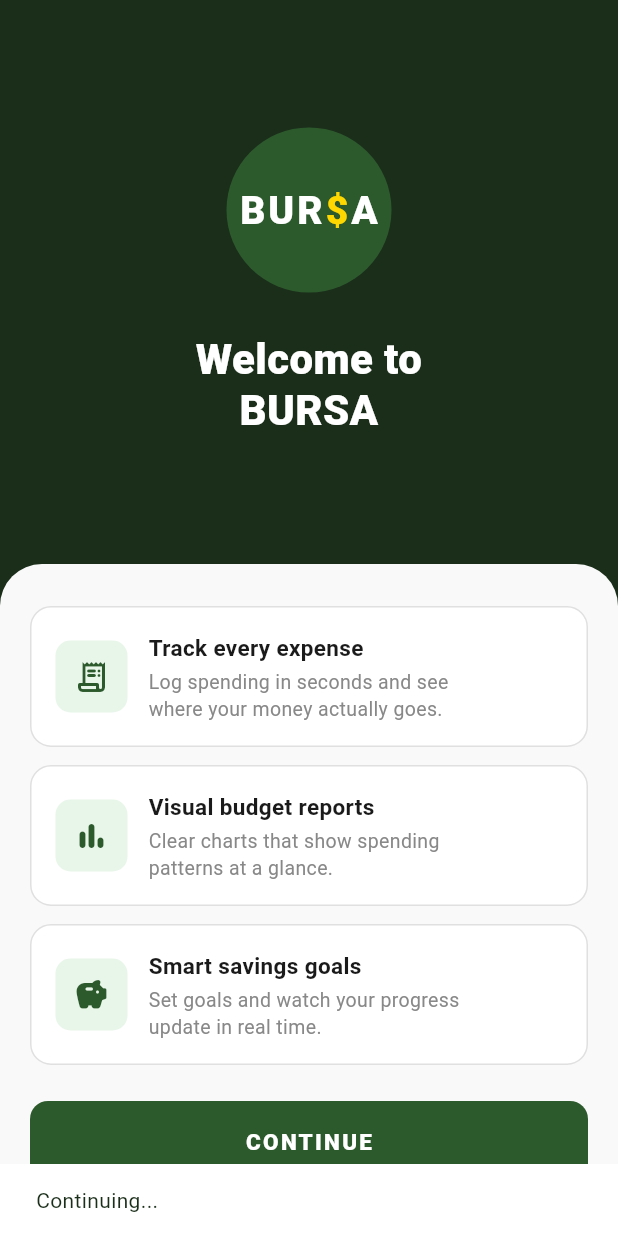
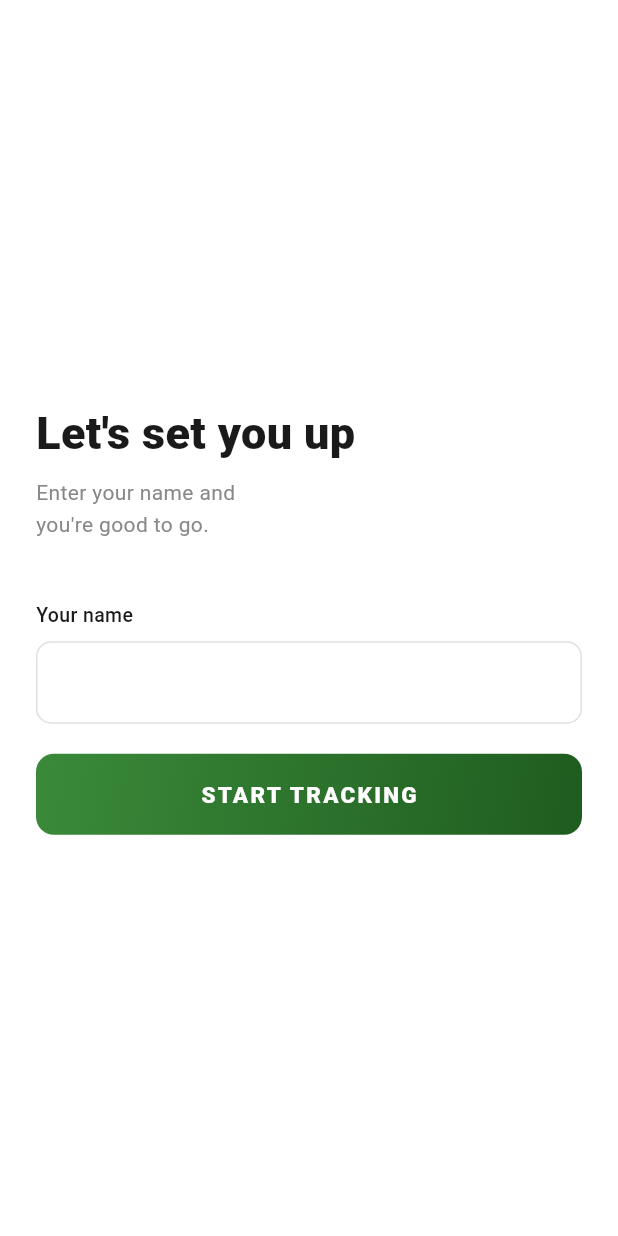
Before and after one commit to Kuyalester05/budget_tracker, a Flutter app: the screen it shows after launch, after a tap on "CONTINUE", on a phone screen of 412 x 824 dp. Run offline on Flutter 3.47's test engine with Material 3 defaults, Android fonts, the phone set to English and light mode, and no system bars; Roboto replaces fonts that are missing (Poppins).

Commit message:
Modified and Addition :
- welcome_screen.dart
- app_colors.dart
- app_text_styles.dart
- bursa_logo.dart
- continue_button.dart
- feature_card.dart

- setup_screen.dart

```diff
--- /dev/null
+++ b/lib/screens/setup_screen.dart
@@ -0,0 +1,130 @@
+import 'package:flutter/material.dart';
+import '../theme/app_colors.dart';
+import '../widgets/continue_button.dart';
+
+class SetupScreen extends StatefulWidget {
+  const SetupScreen({super.key});
+
+  @override
+  State<SetupScreen> createState() => _SetupScreenState();
+}
+
+class _SetupScreenState extends State<SetupScreen> {
+  final TextEditingController _nameController = TextEditingController();
+
+  @override
+  void dispose() {
+    _nameController.dispose();
+    super.dispose();
+  }
+
+  void _onStartTracking() {
+    final name = _nameController.text.trim();
+    if (name.isEmpty) {
+      ScaffoldMessenger.of(context).showSnackBar(
+        const SnackBar(content: Text('Please enter your name.')),
+      );
+      return;
+    }
+    // TODO: Navigate to main/home screen
+    ScaffoldMessenger.of(context).showSnackBar(
+      SnackBar(content: Text('Welcome, $name!')),
+    );
+  }
+
+  @override
+  Widget build(BuildContext context) {
+    return Scaffold(
+      backgroundColor: AppColors.white,
+      body: SafeArea(
+        child: Padding(
+          padding: const EdgeInsets.symmetric(horizontal: 24),
+          child: Column(
+            crossAxisAlignment: CrossAxisAlignment.start,
+            children: [
+              const Spacer(),
+              _buildHeader(),
+              const SizedBox(height: 40),
+              _buildNameField(),
+              const SizedBox(height: 20),
+              ContinueButton(
+                label: 'START TRACKING',
+                onPressed: _onStartTracking,
+              ),
+              const Spacer(),
+            ],
+          ),
+        ),
+      ),
+    );
+  }
+
+  Widget _buildHeader() {
+    return const Column(
+      crossAxisAlignment: CrossAxisAlignment.start,
+      children: [
+        Text(
+          "Let's set you up",
+          style: TextStyle(
+            fontSize: 30,
+            fontWeight: FontWeight.w800,
+            color: AppColors.textDark,
+          ),
+        ),
+        SizedBox(height: 8),
+        Text(
+          "Enter your name and\nyou're good to go.",
+          style: TextStyle(
+            fontSize: 14,
+            fontWeight: FontWeight.w400,
+            color: AppColors.textGrey,
+            height: 1.5,
+          ),
+        ),
+      ],
+    );
+  }
+
+  Widget _buildNameField() {
+    return Column(
+      crossAxisAlignment: CrossAxisAlignment.start,
+      children: [
+        const Text(
+          'Your name',
+          style: TextStyle(
+            fontSize: 13,
+            fontWeight: FontWeight.w500,
+            color: AppColors.textDark,
+          ),
+        ),
+        const SizedBox(height: 8),
+        TextField(
+          controller: _nameController,
+          style: const TextStyle(
+            fontSize: 15,
+            color: AppColors.textDark,
+          ),
+          decoration: InputDecoration(
+            contentPadding: const EdgeInsets.symmetric(
+              horizontal: 16,
+              vertical: 16,
+            ),
+            enabledBorder: OutlineInputBorder(
+              borderRadius: BorderRadius.circular(10),
+              borderSide: const BorderSide(color: AppColors.cardBorder),
+            ),
+            focusedBorder: OutlineInputBorder(
+              borderRadius: BorderRadius.circular(10),
+              borderSide: const BorderSide(
+                color: AppColors.primaryGreen,
+                width: 1.5,
+              ),
+            ),
+            filled: true,
+            fillColor: AppColors.white,
+          ),
+        ),
+      ],
+    );
+  }
+}
--- a/lib/screens/welcome_screen.dart
+++ b/lib/screens/welcome_screen.dart
@@ -5,6 +5,7 @@ import '../theme/app_text_styles.dart';
 import '../widgets/bursa_logo.dart';
 import '../widgets/continue_button.dart';
 import '../widgets/feature_card.dart';
+import 'setup_screen.dart';
 
 class WelcomeScreen extends StatelessWidget {
   const WelcomeScreen({super.key});
@@ -28,21 +29,22 @@ class WelcomeScreen extends StatelessWidget {
   ];
 
   void _onContinue(BuildContext context) {
-    // Navigate to next screen
-    ScaffoldMessenger.of(context).showSnackBar(
-      const SnackBar(content: Text('Continuing...')),
+    Navigator.of(context).push(
+      MaterialPageRoute(builder: (_) => const SetupScreen()),
     );
   }
 
   @override
   Widget build(BuildContext context) {
     return Scaffold(
-      backgroundColor: AppColors.darkGreen,
-      body: Column(
-        children: [
-          Expanded(child: _buildTopSection()),
-          _buildBottomSheet(context),
-        ],
+      body: Container(
+        decoration: const BoxDecoration(gradient: AppColors.backgroundGradient),
+        child: Column(
+          children: [
+            Expanded(child: _buildTopSection()),
+            _buildBottomSheet(context),
+          ],
+        ),
       ),
     );
   }
@@ -50,7 +52,6 @@ class WelcomeScreen extends StatelessWidget {
   Widget _buildTopSection() {
     return Container(
       width: double.infinity,
-      color: AppColors.darkGreen,
       padding: const EdgeInsets.symmetric(horizontal: 24),
       child: Column(
         mainAxisAlignment: MainAxisAlignment.center,
--- a/lib/theme/app_colors.dart
+++ b/lib/theme/app_colors.dart
@@ -14,4 +14,28 @@ class AppColors {
   static const Color textGrey = Color(0xFF888888);
   static const Color cardBorder = Color(0xFFE0E0E0);
   static const Color dollarYellow = Color(0xFFFFD700);
+
+  static const LinearGradient backgroundGradient = LinearGradient(
+    begin: Alignment.topLeft,
+    end: Alignment.bottomRight,
+    colors: [Color(0xFF0F2D0F), Color(0xFF1A4A1A), Color(0xFF2D6A2D)],
+  );
+
+  static const LinearGradient logoGradient = LinearGradient(
+    begin: Alignment.topLeft,
+    end: Alignment.bottomRight,
+    colors: [Color(0xFF3A8A3A), Color(0xFF1F5C1F)],
+  );
+
+  static const LinearGradient buttonGradient = LinearGradient(
+    begin: Alignment.topLeft,
+    end: Alignment.bottomRight,
+    colors: [Color(0xFF3A8A3A), Color(0xFF1F5C1F)],
+  );
+
+  static const LinearGradient iconBgGradient = LinearGradient(
+    begin: Alignment.topLeft,
+    end: Alignment.bottomRight,
+    colors: [Color(0xFFD0EDCF), Color(0xFFE8F5E9)],
+  );
 }
--- a/lib/theme/app_text_styles.dart
+++ b/lib/theme/app_text_styles.dart
@@ -12,7 +12,7 @@ class AppTextStyles {
   );
 
   static const TextStyle welcomeTitle = TextStyle(
-    fontSize: 28,
+    fontSize: 32,
     fontWeight: FontWeight.w800,
     color: AppColors.white,
     height: 1.2,
--- a/lib/widgets/bursa_logo.dart
+++ b/lib/widgets/bursa_logo.dart
@@ -14,7 +14,7 @@ class BursaLogo extends StatelessWidget {
       height: size,
       decoration: const BoxDecoration(
         shape: BoxShape.circle,
-        color: AppColors.primaryGreen,
+        gradient: AppColors.logoGradient,
       ),
       child: Center(
         child: RichText(
--- a/lib/widgets/continue_button.dart
+++ b/lib/widgets/continue_button.dart
@@ -4,25 +4,32 @@ import '../theme/app_text_styles.dart';
 
 class ContinueButton extends StatelessWidget {
   final VoidCallback onPressed;
+  final String label;
 
-  const ContinueButton({super.key, required this.onPressed});
+  const ContinueButton({
+    super.key,
+    required this.onPressed,
+    this.label = 'CONTINUE',
+  });
 
   @override
   Widget build(BuildContext context) {
-    return SizedBox(
+    return Container(
       width: double.infinity,
       height: 54,
-      child: ElevatedButton(
-        onPressed: onPressed,
-        style: ElevatedButton.styleFrom(
-          backgroundColor: AppColors.buttonGreen,
-          foregroundColor: AppColors.white,
-          elevation: 0,
-          shape: RoundedRectangleBorder(
-            borderRadius: BorderRadius.circular(12),
+      decoration: BoxDecoration(
+        gradient: AppColors.buttonGradient,
+        borderRadius: BorderRadius.circular(12),
+      ),
+      child: Material(
+        color: Colors.transparent,
+        child: InkWell(
+          onTap: onPressed,
+          borderRadius: BorderRadius.circular(12),
+          child: Center(
+            child: Text(label, style: AppTextStyles.buttonText),
           ),
         ),
-        child: const Text('CONTINUE', style: AppTextStyles.buttonText),
       ),
     );
   }
--- a/lib/widgets/feature_card.dart
+++ b/lib/widgets/feature_card.dart
@@ -33,7 +33,7 @@ class FeatureCard extends StatelessWidget {
       width: 48,
       height: 48,
       decoration: BoxDecoration(
-        color: AppColors.iconBg,
+        gradient: AppColors.iconBgGradient,
         borderRadius: BorderRadius.circular(10),
       ),
       child: Icon(
```
